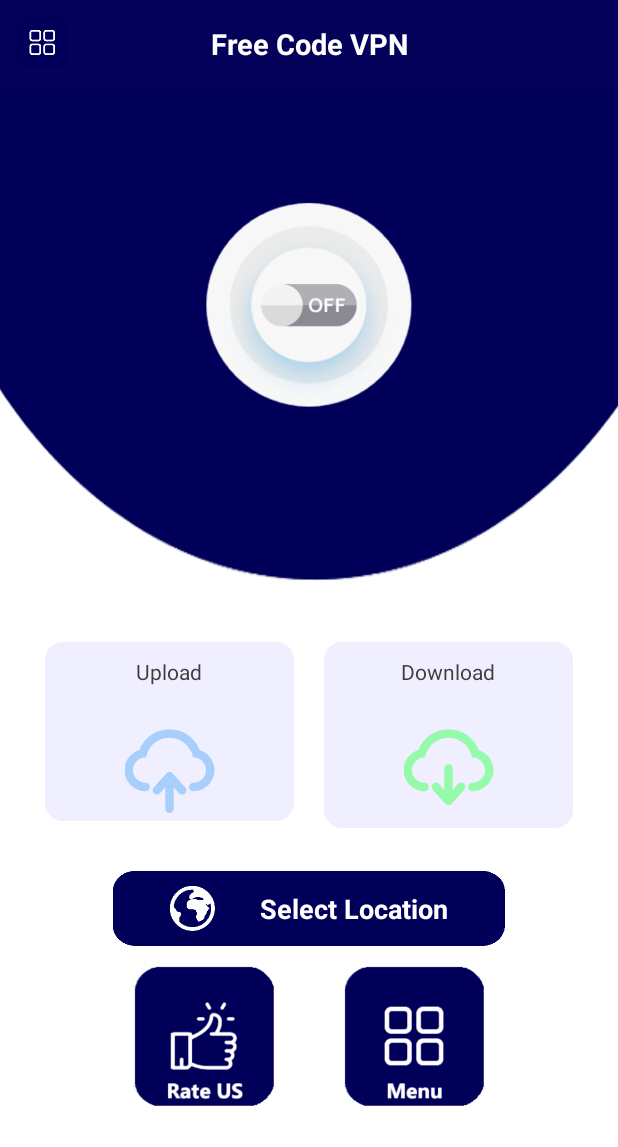
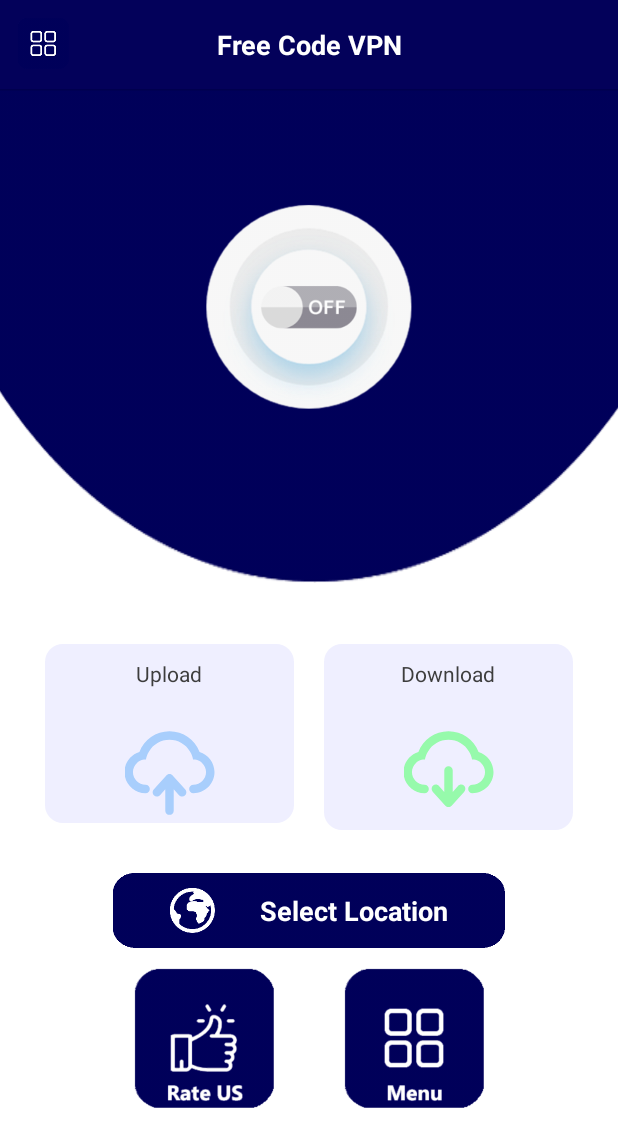
Before and after one commit to elijahkinyamal/xprovpn, an Android app: the MainActivity screen opened directly, with no data from a screen before it, on a phone screen of 412 x 824 dp. Shown: the top 1147 px of the screen. Run offline under Robolectric (Android 15) with nearby library versions, the phone set to English and light mode, and no system bars; our stand-ins replace AdMob, ButterKnife; libraries missing offline, so code that uses them is left out: com.aemerse.iap, unified.vpn.sdk; pictures from the network do not load; 8 statements that could not run were skipped.

Commit message:
Update activity_main.xml

```diff
--- a/src/main/res/layout/activity_main.xml
+++ b/src/main/res/layout/activity_main.xml
@@ -21,17 +21,17 @@
                 android:layout_width="wrap_content"
                 android:layout_height="wrap_content"
                 android:layout_alignParentLeft="true"
-                android:layout_margin="11dp"
+                android:layout_margin="12dp"
                 android:src="@drawable/drawer_opener_icon" />
 
             <TextView
                 android:layout_width="match_parent"
                 android:layout_height="wrap_content"
-                android:layout_margin="16dp"
+                android:layout_margin="17dp"
                 android:gravity="center"
                 android:text="@string/app_name"
                 android:textColor="#fff"
-                android:textSize="19sp"
+                android:textSize="18sp"
                 android:textStyle="bold" />
 
         </RelativeLayout>
```
